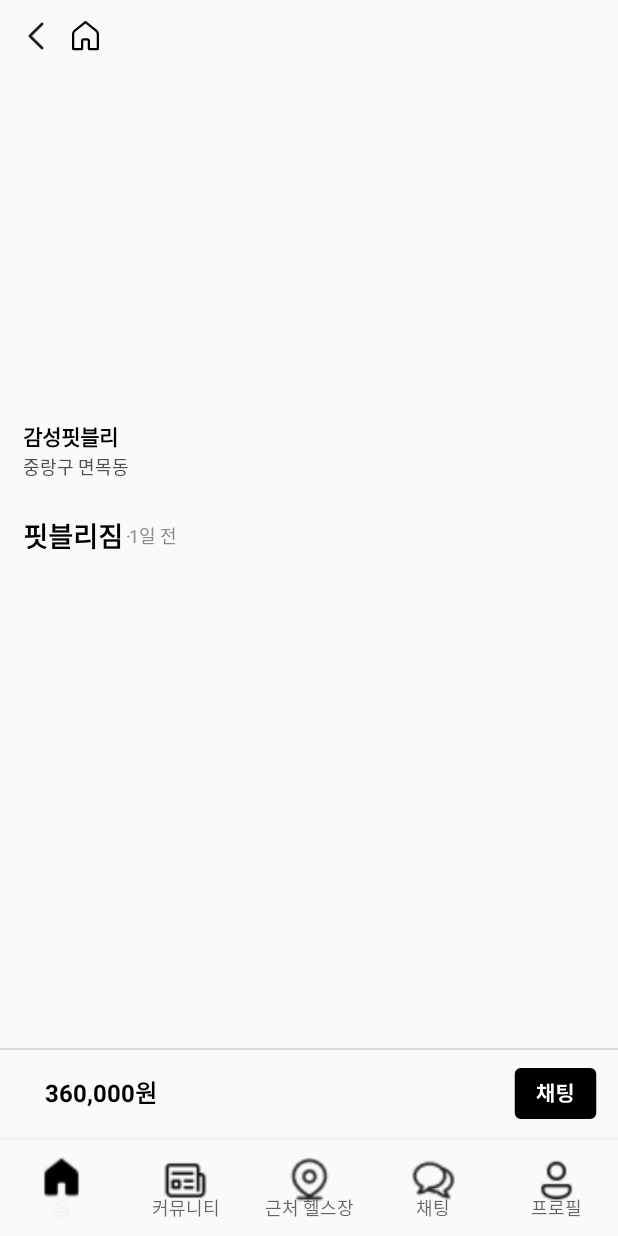
After one commit to rbqks529/FitPASS, an Android app: the fragment PostDetailFragment placed in its activity, on a phone screen of 412 x 824 dp. The commit adds this screen. Run offline under Robolectric (Android 15) with nearby library versions, the phone set to English and light mode, and no system bars; our stand-ins replace Firebase (no records; nobody signed in at launch, a user with empty details on screens opened directly); 7 statements that could not run were skipped.

Commit message:
세부 게시글

```diff
--- a/app/src/main/java/com/example/myapplication/Home/HomeFragment.kt
+++ b/app/src/main/java/com/example/myapplication/Home/HomeFragment.kt
@@ -7,6 +7,8 @@ import android.view.View
 import android.view.ViewGroup
 import androidx.fragment.app.Fragment
 import androidx.recyclerview.widget.LinearLayoutManager
+import com.example.myapplication.Post.PostDetailFragment
+import com.example.myapplication.Post.PostingFragment
 import com.example.myapplication.R
 import com.example.myapplication.databinding.FragmentHomeBinding
 import com.google.firebase.database.DataSnapshot
@@ -31,7 +33,7 @@ class HomeFragment : Fragment() {
     private val listener = object : ValueEventListener {
         override fun onDataChange(datasnapshot: DataSnapshot) {
             PostitemList.clear()
-            for (snapshot: DataSnapshot in datasnapshot.children) {
+            for (snapshot: DataSnapshot in datasnapshot.children.reversed()) { // 내림차순 순회
                 val post = snapshot.getValue(HomePostData::class.java)
                 post?.let {
                     PostitemList.add(it)
@@ -54,10 +56,11 @@ class HomeFragment : Fragment() {
 
         CoroutineScope(Dispatchers.IO).launch {
             database = FirebaseDatabase.getInstance()
-            mDatabaseRef = database.getReference("Post")
-            mDatabaseRef.addListenerForSingleValueEvent(listener)
+            val query = database.getReference("Post").orderByChild("post_time").limitToLast(50)
 
-            withContext(Dispatchers.Main){
+            query.addListenerForSingleValueEvent(listener)
+
+            withContext(Dispatchers.Main) {
                 initRecyclerView()
             }
         }
@@ -78,6 +81,20 @@ class HomeFragment : Fragment() {
         HomePostAdapter = HomePostAdapter(requireContext(), PostitemList)
         binding.rvPost.adapter = HomePostAdapter
         binding.rvPost.layoutManager = LinearLayoutManager(requireActivity(), LinearLayoutManager.VERTICAL, false)
+
+        HomePostAdapter?.setOnItemClickListener(object : HomePostAdapter.OnItemClickListener {
+            override fun onItemClick(homePostData: HomePostData) {
+                val postDetailFragment = PostDetailFragment()
+                val bundle = Bundle().apply {
+                    putSerializable("post", homePostData)
+                }
+                postDetailFragment.arguments = bundle
+                requireActivity().supportFragmentManager.beginTransaction()
+                    .replace(R.id.main_frm, postDetailFragment)
+                    .addToBackStack(null)
+                    .commit()
+            }
+        })
     }
 
 }
--- a/app/src/main/java/com/example/myapplication/Home/HomePostAdapter.kt
+++ b/app/src/main/java/com/example/myapplication/Home/HomePostAdapter.kt
@@ -10,11 +10,10 @@ import com.example.myapplication.databinding.ItemHomePostBinding
 
 class HomePostAdapter(val context: Context, val items : ArrayList<HomePostData>) : RecyclerView.Adapter<HomePostAdapter.ViewHolder>(){
 
-    private lateinit var itemClickerListener: OnItemClickListener
+    private lateinit var itemClickListener: OnItemClickListener
 
     interface OnItemClickListener{
-        fun onImageButtonClick(homePostData: HomePostData)
-        /*fun onHeartButtonClick(homePostData: HomePostData)*/
+        fun onItemClick(homePostData: HomePostData)
     }
 
     inner class ViewHolder(val binding: ItemHomePostBinding) : RecyclerView.ViewHolder(binding.root){
@@ -29,13 +28,17 @@ class HomePostAdapter(val context: Context, val items : ArrayList<HomePostData>)
             binding.tvHomePostPrice.text = item.post_price
             binding.tvHomePostRestTime.text = item.post_rest_time.toString()
             binding.tvHomePostOriginalPrice.text = item.post_original_price
+
+            binding.root.setOnClickListener {
+                itemClickListener.onItemClick(item)
+            }
         }
     }
 
-    //setter?
-    fun setOnItemClickListener(onItemClickListener: OnItemClickListener) {
-        itemClickerListener = onItemClickListener
+    fun setOnItemClickListener(listener: OnItemClickListener) {
+        itemClickListener = listener
     }
+
 
     override fun onCreateViewHolder(parent: ViewGroup, viewType: Int): ViewHolder {
         val binding = ItemHomePostBinding.inflate(LayoutInflater.from(parent.context), parent, false)
--- a/app/src/main/java/com/example/myapplication/Home/HomePostData.kt
+++ b/app/src/main/java/com/example/myapplication/Home/HomePostData.kt
@@ -2,12 +2,13 @@ package com.example.myapplication.Home
 
 import java.io.Serializable
 
-data class HomePostData (
+data class HomePostData(
     val post_image: String = "",
     val post_place_name: String = "",
     val post_address: String = "",
     val post_time: Long = 0L,
     val post_rest_time: Int = 0,
     val post_price: String = "",
-    val post_original_price: String = ""
+    val post_original_price: String = "",
+    val userId: String = "" // 사용자 ID 추가
 ) : Serializable
--- /dev/null
+++ b/app/src/main/java/com/example/myapplication/Post/PostDetailFragment.kt
@@ -0,0 +1,104 @@
+package com.example.myapplication.Post
+
+import android.content.Intent
+import android.os.Bundle
+import androidx.fragment.app.Fragment
+import android.view.LayoutInflater
+import android.view.View
+import android.view.ViewGroup
+import com.bumptech.glide.Glide
+import com.example.myapplication.Chat.ChattingActivity
+import com.example.myapplication.Home.HomePostData
+import com.example.myapplication.databinding.FragmentPostDetailBinding
+import com.google.firebase.database.DataSnapshot
+import com.google.firebase.database.DatabaseError
+import com.google.firebase.database.DatabaseReference
+import com.google.firebase.database.FirebaseDatabase
+import com.google.firebase.database.GenericTypeIndicator
+import com.google.firebase.database.ValueEventListener
+
+class PostDetailFragment : Fragment() {
+
+    private lateinit var binding: FragmentPostDetailBinding
+    private lateinit var post: HomePostData
+    private lateinit var database: FirebaseDatabase
+    private lateinit var userReference: DatabaseReference
+    private var token: String? = null
+
+    override fun onCreateView(
+        inflater: LayoutInflater, container: ViewGroup?,
+        savedInstanceState: Bundle?
+    ): View? {
+        binding = FragmentPostDetailBinding.inflate(inflater, container, false)
+
+        post = arguments?.getSerializable("post") as HomePostData
+        token = post.userId
+
+        database = FirebaseDatabase.getInstance()
+        userReference = database.reference.child("UserAccount")
+
+        binding.ivPrevious.setOnClickListener {
+            requireActivity().supportFragmentManager.popBackStack()
+        }
+        binding.ivHome.setOnClickListener {
+            requireActivity().supportFragmentManager.popBackStack()
+        }
+
+        binding.ivChattingButton.setOnClickListener {
+            val intent = Intent(requireContext(), ChattingActivity::class.java)
+            intent.flags = Intent.FLAG_ACTIVITY_NEW_TASK or Intent.FLAG_ACTIVITY_CLEAR_TASK
+            startActivity(intent)
+        }
+
+        loadPostDetails()
+        loadUserDetails()
+
+        return binding.root
+    }
+
+    private fun loadPostDetails() {
+        Glide.with(requireContext())
+            .load(post.post_image)
+            .into(binding.ivPostDetailImage)
+
+        binding.tvPostDetailPlaceName.text = post.post_place_name
+        binding.tvPostDetailAddress.text = post.post_address
+        binding.tvPostDetailPrice.text = post.post_price
+        binding.tvPostDetailTime.text = getTimeDifferenceString(post.post_time)
+    }
+
+    private fun loadUserDetails() {
+        token?.let { token ->
+            userReference.child(token).addListenerForSingleValueEvent(object : ValueEventListener {
+                override fun onDataChange(snapshot: DataSnapshot) {
+                    val userData = snapshot.getValue(object : GenericTypeIndicator<Map<String, Any>>() {})
+                    userData?.let {
+                        binding.tvPostDetailUsername.text = it["nickName"].toString()
+                    }
+                }
+
+                override fun onCancelled(error: DatabaseError) {
+                    // Handle error
+                }
+            })
+        }
+    }
+
+    private fun getTimeDifferenceString(postTime: Long): String {
+        val currentTime = System.currentTimeMillis() / 1000 // 현재 시간을 초 단위로 변환
+        val timeDiff = currentTime - postTime
+        val seconds = timeDiff
+        val minutes = seconds / 60
+        val hours = minutes / 60
+        val days = hours / 24
+        val weeks = days / 7
+
+        return when {
+            days == 0L && hours == 0L && minutes == 0L -> "몇 초 전"
+            days == 0L && hours == 0L -> "${minutes}분 전"
+            days == 0L -> "${hours}시간 전"
+            days < 7 -> "${days}일 전"
+            else -> "${weeks}주 전"
+        }
+    }
+}
--- a/app/src/main/java/com/example/myapplication/SignupActivity.kt
+++ b/app/src/main/java/com/example/myapplication/SignupActivity.kt
@@ -30,6 +30,7 @@ class SignupActivity : AppCompatActivity() {
         binding.btnSignup.setOnClickListener {
             var strId = binding.etId.text.toString()
             var strPwd = binding.etPassword.text.toString()
+            var strNickname = binding.etNickName.text.toString()
 
             mFirebaseAuth.createUserWithEmailAndPassword(strId, strPwd).addOnCompleteListener(this, OnCompleteListener {
                 if(it.isSuccessful){
@@ -38,6 +39,7 @@ class SignupActivity : AppCompatActivity() {
                     account.idToken = firebaseUser!!.uid
                     account.emailId = firebaseUser!!.email.toString()
                     account.password = strPwd
+                    account.nickName = strNickname
 
                     mDatabaseRef.child("UserAccount").child(firebaseUser.uid).setValue(account)
                     Toast.makeText(this, "회원가입 성공", Toast.LENGTH_SHORT).show()
--- a/app/src/main/java/com/example/myapplication/UserAccount.kt
+++ b/app/src/main/java/com/example/myapplication/UserAccount.kt
@@ -5,6 +5,7 @@ public class UserAccount {
     lateinit var idToken: String
     lateinit var emailId: String
     lateinit var password: String
+    lateinit var nickName: String
 
     constructor() {
         // 아무것도 초기화하지 않음
--- /dev/null
+++ b/app/src/main/res/drawable/frame_88.xml
@@ -0,0 +1,12 @@
+<vector xmlns:android="http://schemas.android.com/apk/res/android"
+    android:width="55dp"
+    android:height="34dp"
+    android:viewportWidth="55"
+    android:viewportHeight="34">
+  <path
+      android:pathData="M4.5,0L50.5,0A4,4 0,0 1,54.5 4L54.5,30A4,4 0,0 1,50.5 34L4.5,34A4,4 0,0 1,0.5 30L0.5,4A4,4 0,0 1,4.5 0z"
+      android:fillColor="#000000"/>
+  <path
+      android:pathData="M17.328,13.866H18.728V14.202C18.728,16.89 17.944,19.592 15.872,20.782L14.822,19.382C16.67,18.304 17.328,16.19 17.328,14.202V13.866ZM17.692,13.866H19.092V14.202C19.092,16.148 19.764,18.122 21.598,19.102L20.59,20.474C18.49,19.382 17.692,16.848 17.692,14.202V13.866ZM15.256,12.466H21.15V13.964H15.256V12.466ZM17.328,10.716H19.092V13.67H17.328V10.716ZM24.524,10.282H26.288V23.246H24.524V10.282ZM22.97,15.252H25.126V16.764H22.97V15.252ZM21.738,10.478H23.474V22.658H21.738V10.478ZM28.653,16.092H29.759C32.433,16.092 33.987,16.064 35.765,15.784L35.947,17.226C34.127,17.534 32.489,17.562 29.759,17.562H28.653V16.092ZM28.653,11.178H34.883V12.648H30.501V16.694H28.653V11.178ZM29.927,13.642H34.505V15.07H29.927V13.642ZM36.843,10.296H38.719V18.122H36.843V10.296ZM34.337,18.318C37.067,18.318 38.775,19.228 38.775,20.782C38.775,22.35 37.067,23.246 34.337,23.246C31.593,23.246 29.899,22.35 29.899,20.782C29.899,19.228 31.593,18.318 34.337,18.318ZM34.337,19.746C32.643,19.746 31.761,20.082 31.761,20.782C31.761,21.496 32.643,21.832 34.337,21.832C36.017,21.832 36.913,21.496 36.913,20.782C36.913,20.082 36.017,19.746 34.337,19.746Z"
+      android:fillColor="#ffffff"/>
+</vector>
--- /dev/null
+++ b/app/src/main/res/drawable/homesvg.xml
@@ -0,0 +1,9 @@
+<vector xmlns:android="http://schemas.android.com/apk/res/android"
+    android:width="18dp"
+    android:height="20dp"
+    android:viewportWidth="18"
+    android:viewportHeight="20">
+  <path
+      android:pathData="M8.976,0C8.816,0.006 8.662,0.062 8.536,0.161L1.43,5.76C0.528,6.471 0,7.557 0,8.705V18.25C0,18.932 0.568,19.5 1.25,19.5H6.25C6.932,19.5 7.5,18.932 7.5,18.25V13.25C7.5,13.103 7.602,13 7.75,13H10.25C10.398,13 10.5,13.103 10.5,13.25V18.25C10.5,18.932 11.068,19.5 11.75,19.5H16.75C17.432,19.5 18,18.932 18,18.25V8.705C18,7.557 17.472,6.471 16.57,5.76L9.464,0.161C9.325,0.052 9.152,-0.005 8.976,0ZM9,1.705L15.643,6.939C16.185,7.366 16.5,8.016 16.5,8.705V18H12V13.25C12,12.293 11.208,11.5 10.25,11.5H7.75C6.793,11.5 6,12.293 6,13.25V18H1.5V8.705C1.5,8.016 1.815,7.366 2.357,6.939L9,1.705Z"
+      android:fillColor="#000000"/>
+</vector>
--- /dev/null
+++ b/app/src/main/res/drawable/previous.xml
@@ -0,0 +1,10 @@
+<vector xmlns:android="http://schemas.android.com/apk/res/android"
+    android:width="24dp"
+    android:height="24dp"
+    android:viewportWidth="24"
+    android:viewportHeight="24">
+  <path
+      android:pathData="M16.688,3.28C17.058,3.65 17.058,4.25 16.688,4.62L9.307,12L16.688,19.38C17.058,19.75 17.058,20.35 16.688,20.72C16.317,21.09 15.717,21.09 15.347,20.72L7.297,12.67C6.927,12.3 6.927,11.7 7.297,11.33L15.347,3.28C15.717,2.91 16.317,2.91 16.688,3.28Z"
+      android:fillColor="#212124"
+      android:fillType="evenOdd"/>
+</vector>
--- /dev/null
+++ b/app/src/main/res/layout/fragment_post_detail.xml
@@ -0,0 +1,137 @@
+<?xml version="1.0" encoding="utf-8"?>
+<androidx.constraintlayout.widget.ConstraintLayout xmlns:android="http://schemas.android.com/apk/res/android"
+    xmlns:app="http://schemas.android.com/apk/res-auto"
+    android:layout_width="match_parent"
+    android:layout_height="match_parent">
+
+    <ImageView
+        android:id="@+id/iv_previous"
+        android:layout_width="wrap_content"
+        android:layout_height="wrap_content"
+        android:src="@drawable/previous"
+        android:layout_marginTop="12dp"
+        android:layout_marginStart="12dp"
+        app:layout_constraintTop_toTopOf="parent"
+        app:layout_constraintStart_toStartOf="parent"/>
+
+    <ImageView
+        android:id="@+id/iv_home"
+        android:layout_width="wrap_content"
+        android:layout_height="wrap_content"
+        android:src="@drawable/homesvg"
+        android:layout_marginTop="14dp"
+        android:layout_marginStart="48dp"
+        app:layout_constraintTop_toTopOf="parent"
+        app:layout_constraintStart_toStartOf="parent"/>
+
+    <ImageView
+        android:id="@+id/ivPostDetailImage"
+        android:layout_width="match_parent"
+        android:layout_height="220dp"
+        app:layout_constraintTop_toTopOf="parent"
+        app:layout_constraintStart_toStartOf="parent"
+        app:layout_constraintEnd_toEndOf="parent"
+        android:scaleType="centerCrop"
+        android:layout_marginTop="48dp" />
+
+    <TextView
+        android:id="@+id/tvPostDetailUsername"
+        android:layout_width="wrap_content"
+        android:layout_height="wrap_content"
+        app:layout_constraintTop_toBottomOf="@+id/ivPostDetailImage"
+        app:layout_constraintStart_toStartOf="parent"
+        android:layout_marginTop="12dp"
+        android:layout_marginStart="15dp"
+        android:textSize="14dp"
+        android:textStyle="bold"
+        android:textColor="@color/black"
+        android:text="감성핏블리"/>
+
+    <TextView
+        android:id="@+id/tvPostDetailAddress"
+        android:layout_width="wrap_content"
+        android:layout_height="wrap_content"
+        app:layout_constraintTop_toBottomOf="@+id/ivPostDetailImage"
+        app:layout_constraintStart_toStartOf="parent"
+        android:layout_marginTop="34dp"
+        android:layout_marginStart="15dp"
+        android:textSize="12dp"
+        android:textColor="#4F4F4F"
+        android:text="중랑구 면목동"/>
+
+    <TextView
+        android:id="@+id/tvPostDetailPlaceName"
+        android:layout_width="wrap_content"
+        android:layout_height="wrap_content"
+        app:layout_constraintTop_toBottomOf="@+id/ivPostDetailImage"
+        app:layout_constraintStart_toStartOf="parent"
+        android:layout_marginTop="75dp"
+        android:layout_marginStart="15dp"
+        android:textStyle="bold"
+        android:textSize="18dp"
+        android:textColor="@color/black"
+        android:text="핏블리짐"/>
+
+    <TextView
+        android:layout_width="wrap_content"
+        android:layout_height="wrap_content"
+        app:layout_constraintTop_toTopOf="@+id/tvPostDetailPlaceName"
+        app:layout_constraintBottom_toBottomOf="@+id/tvPostDetailPlaceName"
+        app:layout_constraintStart_toEndOf="@+id/tvPostDetailPlaceName"
+        android:layout_marginStart="2dp"
+        android:textSize="12dp"
+        android:textColor="#8C8C8C"
+        android:text="·"/>
+
+    <TextView
+        android:id="@+id/tvPostDetailTime"
+        android:layout_width="wrap_content"
+        android:layout_height="wrap_content"
+        app:layout_constraintTop_toTopOf="@+id/tvPostDetailPlaceName"
+        app:layout_constraintBottom_toBottomOf="@+id/tvPostDetailPlaceName"
+        app:layout_constraintStart_toEndOf="@+id/tvPostDetailPlaceName"
+        android:layout_marginStart="4dp"
+        android:textSize="12dp"
+        android:textColor="#8C8C8C"
+        android:text="1일 전"/>
+
+
+    <TextView
+        android:id="@+id/tvPostDetailPrice"
+        android:layout_width="wrap_content"
+        android:layout_height="wrap_content"
+        app:layout_constraintBottom_toBottomOf="parent"
+        app:layout_constraintStart_toStartOf="parent"
+        android:layout_marginBottom="20dp"
+        android:layout_marginStart="30dp"
+        android:textSize="16dp"
+        android:textStyle="bold"
+        android:textColor="@color/black"
+        android:text="360,000원"/>
+
+    <View
+        android:id="@+id/line1"
+        android:layout_width="match_parent"
+        android:layout_height="1dp"
+        app:layout_constraintBottom_toBottomOf="parent"
+        android:background="#DBDBDB"
+        android:layout_marginBottom="60dp"/>
+
+    <ImageView
+        android:id="@+id/iv_chatting_button"
+        android:layout_width="wrap_content"
+        android:layout_height="wrap_content"
+        android:src="@drawable/frame_88"
+        app:layout_constraintBottom_toBottomOf="parent"
+        app:layout_constraintEnd_toEndOf="parent"
+        android:layout_marginBottom="14dp"
+        android:layout_marginEnd="14dp"/>
+
+
+
+
+
+
+
+
+</androidx.constraintlayout.widget.ConstraintLayout>
```
Also changed, not shown: app/src/main/AndroidManifest.xml (+15 -11 lines), app/src/main/java/com/example/myapplication/Chat/ChattingActivity.kt (added, +21 -0 lines), app/src/main/java/com/example/myapplication/Post/PostingFragment.kt (renamed from app/src/main/java/com/example/myapplication/Home/PostingFragment.kt, +5 -2 lines), app/src/main/java/com/example/myapplication/Post/UserData.kt (added, +9 -0 lines), app/src/main/res/layout/activity_chatting.xml (added, +10 -0 lines).
